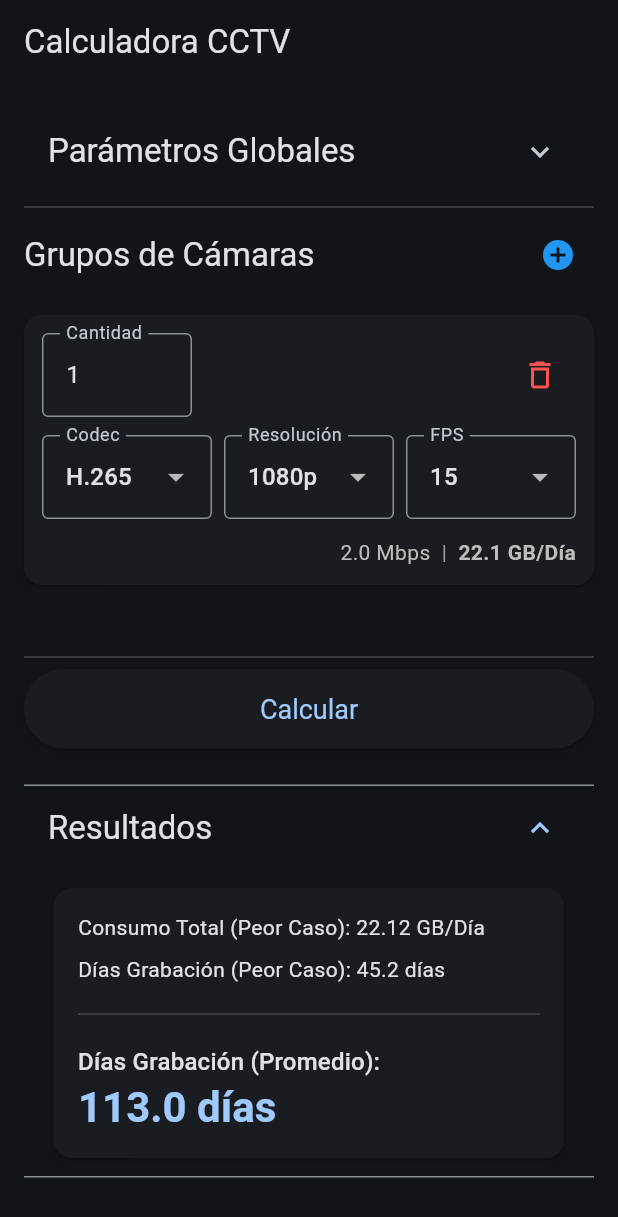
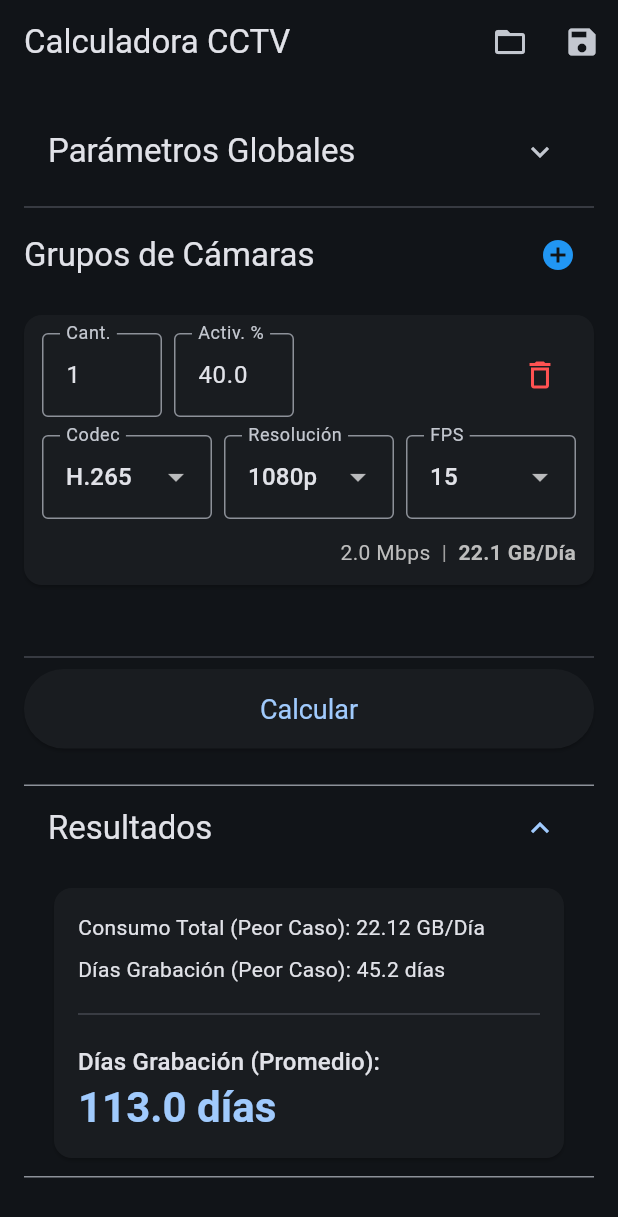
Before and after one commit to Neo236/cctv-calculator, a Flutter app: the screen it shows after launch, after a tap on "Parámetros Globales", on a phone screen of 412 x 824 dp. Shown: the top 1217 px of the screen. Run offline on Flutter 3.47's test engine with Material 3 defaults, Android fonts, the light colour scheme and no system bars; our stand-ins replace shared_preferences.

Commit message:
Version 2.0

```diff
--- a/lib/screens/home_screen.dart
+++ b/lib/screens/home_screen.dart
@@ -1,8 +1,9 @@
 // lib/screens/home_screen.dart
-
+import 'dart:convert';
 import 'package:flutter/material.dart';
 import 'package:cctv_calculator/models/camera_group.dart';
 import 'package:cctv_calculator/services/calculator_service.dart';
+import 'package:cctv_calculator/services/storage_service.dart';
 import 'package:cctv_calculator/widgets/camera_group_card.dart';
 
 class HomeScreen extends StatefulWidget {
@@ -15,13 +16,12 @@ class HomeScreen extends StatefulWidget {
 class _HomeScreenState extends State<HomeScreen> {
   // 1. Instancia de nuestro cerebro
   final CalculatorService _calculatorService = CalculatorService();
+  final StorageService _storageService = StorageService();
 
   final TextEditingController _diskSizeController = TextEditingController();
-  final TextEditingController _activityFactorController = TextEditingController();
 
   // 2. Estado (los datos que cambian)
   double _diskSizeTB = 1.0;
-  double _activityFactor = 40.0; // 40%
   final List<CameraGroup> _cameraGroups = [CameraGroup()]; // Empezamos con un grupo de cámaras
   Map<String, double> _results = {};
 
@@ -34,7 +34,6 @@ class _HomeScreenState extends State<HomeScreen> {
 
     // 1. Inicializa los controladores PRIMERO
     _diskSizeController.text = _diskSizeTB.toString();
-    _activityFactorController.text = _activityFactor.toString();
 
     // 2. Llama a _loadData, y CUANDO TERMINE (usando .then),
     //    ejecuta el cálculo inicial.
@@ -49,7 +48,6 @@ class _HomeScreenState extends State<HomeScreen> {
   void dispose() {
     // Limpia los controladores cuando la pantalla se cierre
     _diskSizeController.dispose();
-    _activityFactorController.dispose();
     super.dispose();
   }
 
@@ -71,7 +69,6 @@ class _HomeScreenState extends State<HomeScreen> {
     // Usamos double.tryParse para evitar errores si el campo está vacío o mal escrito
     setState(() {
       _diskSizeTB = double.tryParse(_diskSizeController.text) ?? 1.0;
-      _activityFactor = double.tryParse(_activityFactorController.text) ?? 40.0;
     });
 
     // --- REVISIÓN DE VALIDEZ ---
@@ -97,7 +94,6 @@ class _HomeScreenState extends State<HomeScreen> {
     final results = _calculatorService.calculateStorage(
       cameraGroups: _cameraGroups,
       diskSizeTB: _diskSizeTB,
-      activityFactorPercent: _activityFactor,
     );
 
     // Actualizamos la UI con los resultados
@@ -107,12 +103,95 @@ class _HomeScreenState extends State<HomeScreen> {
     // ---------------------------------
   }
 
+  // ... (justo después de que termine la función _calculate() )
+
+  // --- FUNCIÓN PARA GUARDAR EL PROYECTO ---
+  Future<void> _saveProject() async {
+    // Primero, actualizamos el _diskSizeTB desde el controlador
+    setState(() {
+      _diskSizeTB = double.tryParse(_diskSizeController.text) ?? 1.0;
+    });
+
+    await _storageService.saveProject(
+      cameraGroups: _cameraGroups,
+      diskSizeTB: _diskSizeTB,
+    );
+
+    // Muestra una confirmación
+    if (mounted) { // mounted es un check de seguridad de Flutter
+      ScaffoldMessenger.of(context).showSnackBar(
+        const SnackBar(
+          content: Text('¡Proyecto guardado!'),
+          backgroundColor: Colors.green,
+        ),
+      );
+    }
+  }
+
+  // --- FUNCIÓN PARA CARGAR EL PROYECTO ---
+  Future<void> _loadProject() async {
+    final data = await _storageService.loadProject();
+
+    if (data == null) {
+      // No hay nada que cargar
+      if (mounted) {
+        ScaffoldMessenger.of(context).showSnackBar(
+          const SnackBar(
+            content: Text('No hay ningún proyecto guardado.'),
+            backgroundColor: Colors.orange,
+          ),
+        );
+      }
+      return;
+    }
+
+    // ¡Encontramos datos! Actualizamos el estado de la app
+    setState(() {
+      // 1. Actualiza los valores de estado
+      _diskSizeTB = data['diskSizeTB'] as double;
+      _cameraGroups.clear(); // Limpia la lista actual
+      _cameraGroups.addAll(data['cameraGroups'] as List<CameraGroup>);
+
+      // 2. Sincroniza los controladores de texto
+      _diskSizeController.text = _diskSizeTB.toString();
+      // (Los controladores de las tarjetas se crearán solos)
+    });
+
+    // 3. Recalcula todo con los nuevos datos
+    _calculate();
+
+    if (mounted) {
+      ScaffoldMessenger.of(context).showSnackBar(
+        const SnackBar(
+          content: Text('¡Proyecto cargado!'),
+          backgroundColor: Colors.blue,
+        ),
+      );
+    }
+  }
+
   // 5. La Interfaz Gráfica
   @override
   Widget build(BuildContext context) {
     return Scaffold(
       appBar: AppBar(
         title: const Text('Calculadora CCTV'),
+        // --- AÑADE ESTAS LÍNEAS ---
+        actions: [
+          // Botón de Cargar
+          IconButton(
+            icon: const Icon(Icons.folder_open),
+            tooltip: 'Cargar Proyecto',
+            onPressed: _loadProject,
+          ),
+          // Botón de Guardar
+          IconButton(
+            icon: const Icon(Icons.save),
+            tooltip: 'Guardar Proyecto',
+            onPressed: _saveProject,
+          ),
+        ],
+        // ---------------------------
       ),
       body: _isLoading
           ? const Center(child: CircularProgressIndicator()) // Muestra spinner si está cargando
@@ -135,15 +214,6 @@ class _HomeScreenState extends State<HomeScreen> {
                               keyboardType: const TextInputType.numberWithOptions(decimal: true),
                               decoration: const InputDecoration(
                                 labelText: 'Tamaño del Disco (TB)',
-                                border: OutlineInputBorder(),
-                              ),
-                            ),
-                            const SizedBox(height: 12),
-                            TextField(
-                              controller: _activityFactorController,
-                              keyboardType: const TextInputType.numberWithOptions(decimal: true),
-                              decoration: const InputDecoration(
-                                labelText: 'Factor de Actividad (%)',
                                 border: OutlineInputBorder(),
                               ),
                             ),
--- a/lib/services/calculator_service.dart
+++ b/lib/services/calculator_service.dart
@@ -78,9 +78,9 @@ class CalculatorService {
   Map<String, double> calculateStorage({
     required List<CameraGroup> cameraGroups,
     required double diskSizeTB,
-    required double activityFactorPercent,
   }) {
-    double totalGbPerDay = 0;
+    double totalGbPerDay = 0; // Total para el "Peor Caso"
+    double totalAverageGbPerDay = 0; // Total para el "Caso Promedio"
 
     for (var group in cameraGroups) {
       final int? bitrate = getBitrate(
@@ -90,19 +90,26 @@ class CalculatorService {
       );
       // ¡Solo sumamos si el bitrate es válido!
       if (bitrate != null) {
-        totalGbPerDay += _calculateGbPerDay(bitrate) * group.quantity;
+        // 1. Calcula el consumo del "Peor Caso" para este grupo
+        double worstGbPerGroup = _calculateGbPerDay(bitrate) * group.quantity;
+        totalGbPerDay += worstGbPerGroup;
+
+        // 2. Calcula el consumo "Promedio" para este grupo
+        //    (Peor Caso * (Factor de Actividad / 100))
+        double averageGbPerGroup = worstGbPerGroup * (group.activityFactor / 100);
+        totalAverageGbPerDay += averageGbPerGroup;
       }
     }
 
     double diskSizeGB = diskSizeTB * 1000;
 
     // Evitar división por cero
-    if (totalGbPerDay == 0 || activityFactorPercent == 0) {
+    if (totalGbPerDay == 0 || totalAverageGbPerDay == 0) {
       return {'totalGbPerDay': 0, 'worstCaseDays': 0, 'averageCaseDays': 0};
     }
 
     double worstCaseDays = diskSizeGB / totalGbPerDay;
-    double averageCaseDays = worstCaseDays / (activityFactorPercent / 100);
+    double averageCaseDays = diskSizeGB / totalAverageGbPerDay;
 
     return {
       'totalGbPerDay': totalGbPerDay,
--- a/lib/widgets/camera_group_card.dart
+++ b/lib/widgets/camera_group_card.dart
@@ -4,7 +4,8 @@ import 'package:flutter/material.dart';
 import 'package:flutter/services.dart';
 import 'package:cctv_calculator/models/camera_group.dart';
 
-class CameraGroupCard extends StatelessWidget {
+// --- CAMBIO 1: Convertido a StatefulWidget ---
+class CameraGroupCard extends StatefulWidget {
   const CameraGroupCard({
     super.key,
     required this.cameraGroup,
@@ -29,44 +30,90 @@ class CameraGroupCard extends StatelessWidget {
   final double gbPerDay;
 
   @override
+  State<CameraGroupCard> createState() => _CameraGroupCardState();
+}
+
+class _CameraGroupCardState extends State<CameraGroupCard> {
+  // --- CAMBIO 2: Controladores movidos al Estado ---
+  late final TextEditingController _quantityController;
+  late final TextEditingController _activityFactorController;
+
+  @override
+  void initState() {
+    super.initState();
+    // Inicializa los controladores con los valores del modelo
+    _quantityController = TextEditingController(
+      text: widget.cameraGroup.quantity.toString(),
+    );
+    _activityFactorController = TextEditingController(
+      text: widget.cameraGroup.activityFactor.toString(),
+    );
+  }
+
+  @override
+  void dispose() {
+    // Limpia los controladores
+    _quantityController.dispose();
+    _activityFactorController.dispose();
+    super.dispose();
+  }
+
+  @override
   Widget build(BuildContext context) {
-    // Usamos un controlador temporal para el campo de cantidad
-    final quantityController = TextEditingController(
-      text: cameraGroup.quantity.toString(),
-    );
-
     return Card(
       margin: const EdgeInsets.only(bottom: 16.0),
       child: Padding(
         padding: const EdgeInsets.all(12.0),
         child: Column(
           children: [
-            // --- FILA 1: CANTIDAD Y BORRAR ---
+            // --- FILA 1: CANTIDAD, ACTIVIDAD Y BORRAR ---
             Row(
-              mainAxisAlignment: MainAxisAlignment.spaceBetween,
               children: [
                 // Campo de Cantidad
                 SizedBox(
-                  width: 100,
+                  width: 80, // Un poco más pequeño
                   child: TextField(
-                    controller: quantityController,
+                    controller: _quantityController, // Usa el controlador de estado
                     keyboardType: TextInputType.number,
                     inputFormatters: [FilteringTextInputFormatter.digitsOnly],
                     decoration: const InputDecoration(
-                      labelText: 'Cantidad',
+                      labelText: 'Cant.', // Etiqueta más corta
                       border: OutlineInputBorder(),
                     ),
                     onChanged: (value) {
-                      // Actualiza el objeto "padre" cuando el valor cambia
                       final newQuantity = int.tryParse(value) ?? 1;
-                      onUpdate(cameraGroup..quantity = newQuantity);
+                      // Actualiza el objeto "padre"
+                      widget.onUpdate(widget.cameraGroup..quantity = newQuantity);
                     },
                   ),
                 ),
+                const SizedBox(width: 8),
+
+                // --- CAMBIO 3: AÑADIDO CAMPO DE ACTIVIDAD ---
+                SizedBox(
+                  width: 80, // Un poco más pequeño
+                  child: TextField(
+                    controller: _activityFactorController, // Usa el controlador de estado
+                    keyboardType: const TextInputType.numberWithOptions(decimal: true),
+                    decoration: const InputDecoration(
+                      labelText: 'Activ. %', // Etiqueta más corta
+                      border: OutlineInputBorder(),
+                    ),
+                    onChanged: (value) {
+                      final newFactor = double.tryParse(value) ?? 40.0;
+                      // Actualiza el objeto "padre"
+                      widget.onUpdate(widget.cameraGroup..activityFactor = newFactor);
+                    },
+                  ),
+                ),
+                // ------------------------------------------
+
+                const Spacer(), // Ocupa el espacio restante
+
                 // Botón de Borrar
                 IconButton(
                   icon: const Icon(Icons.delete_outline, color: Colors.redAccent),
-                  onPressed: onDelete,
+                  onPressed: widget.onDelete,
                 ),
               ],
             ),
@@ -79,10 +126,10 @@ class CameraGroupCard extends StatelessWidget {
                 Expanded(
                   child: _buildDropdown(
                     label: 'Codec',
-                    value: cameraGroup.codec,
-                    options: codecOptions,
+                    value: widget.cameraGroup.codec,
+                    options: widget.codecOptions,
                     onChanged: (newValue) {
-                      onUpdate(cameraGroup..codec = newValue!);
+                      widget.onUpdate(widget.cameraGroup..codec = newValue!);
                     },
                   ),
                 ),
@@ -91,10 +138,10 @@ class CameraGroupCard extends StatelessWidget {
                 Expanded(
                   child: _buildDropdown(
                     label: 'Resolución',
-                    value: cameraGroup.resolution,
-                    options: resolutionOptions,
+                    value: widget.cameraGroup.resolution,
+                    options: widget.resolutionOptions,
                     onChanged: (newValue) {
-                      onUpdate(cameraGroup..resolution = newValue!);
+                      widget.onUpdate(widget.cameraGroup..resolution = newValue!);
                     },
                   ),
                 ),
@@ -103,33 +150,30 @@ class CameraGroupCard extends StatelessWidget {
                 Expanded(
                   child: _buildDropdown(
                     label: 'FPS',
-                    value: cameraGroup.fps,
-                    options: fpsOptions,
+                    value: widget.cameraGroup.fps,
+                    options: widget.fpsOptions,
                     onChanged: (newValue) {
-                      onUpdate(cameraGroup..fps = newValue!);
+                      widget.onUpdate(widget.cameraGroup..fps = newValue!);
                     },
                   ),
                 ),
               ],
             ),
 
-            // --- AÑADE TODA ESTA NUEVA SECCIÓN ---
             // --- RESULTADOS / ADVERTENCIA DE GRUPO ---
             const SizedBox(height: 12),
-            if (isCombinationValid) ...[
+            if (widget.isCombinationValid) ...[
               // Si es válido, muestra los resultados del grupo
               Row(
                 mainAxisAlignment: MainAxisAlignment.end,
                 children: [
                   Text(
-                    // PASO 1: Bitrate
-                    '${(bitrate! / 1024).toStringAsFixed(1)} Mbps',
+                    '${(widget.bitrate! / 1024).toStringAsFixed(1)} Mbps',
                     style: TextStyle(color: Colors.grey[400]),
                   ),
                   const Text('  |  ', style: TextStyle(color: Colors.grey)),
                   Text(
-                    // PASO 2: Consumo
-                    '${gbPerDay.toStringAsFixed(1)} GB/Día',
+                    '${widget.gbPerDay.toStringAsFixed(1)} GB/Día',
                     style: TextStyle(
                         color: Colors.grey[400], fontWeight: FontWeight.bold),
                   ),
@@ -149,25 +193,7 @@ class CameraGroupCard extends StatelessWidget {
                   ),
                 ],
               ),
-            ],
-            // --- FIN DE LA NUEVA SECCIÓN ---
-
-            if (!isCombinationValid) ...[
-              const SizedBox(height: 12),
-              Row(
-                children: [
-                  Icon(Icons.warning_amber_rounded, color: Colors.yellow[700], size: 18),
-                  const SizedBox(width: 8),
-                  Expanded(
-                    child: Text(
-                      'Combinación no válida. No se incluirá en el cálculo.',
-                      style: TextStyle(color: Colors.yellow[700]),
-                    ),
-                  ),
-                ],
-              ),
             ]
-            // ----------------------------------------
           ],
         ),
       ),
@@ -181,7 +207,9 @@ class CameraGroupCard extends StatelessWidget {
     required List<String> options,
     required ValueChanged<String?> onChanged,
   }) {
+    // ... (esta función no cambia en absoluto) ...
     return DropdownButtonFormField<String>(
+      // ignore: deprecated_member_use
       value: value,
       items: options.map((option) {
         return DropdownMenuItem(
--- a/pubspec.yaml
+++ b/pubspec.yaml
@@ -9,6 +9,7 @@ environment:
 dependencies:
   flutter:
     sdk: flutter
+  shared_preferences: ^2.2.3
 
 dev_dependencies:
   flutter_test:
```
Also changed, not shown: assets/data/bitrates.json (+49 -3 lines), lib/models/camera_group.dart (+29 -0 lines), lib/services/storage_service.dart (added, +71 -0 lines), pubspec.lock, 1 other file.
